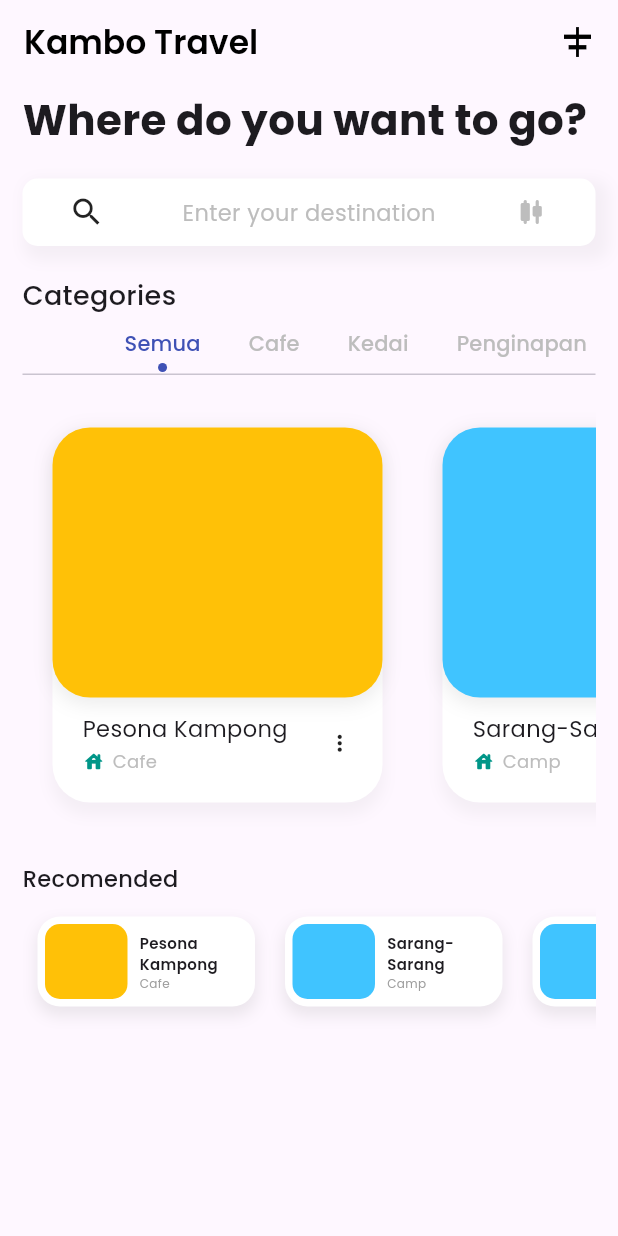
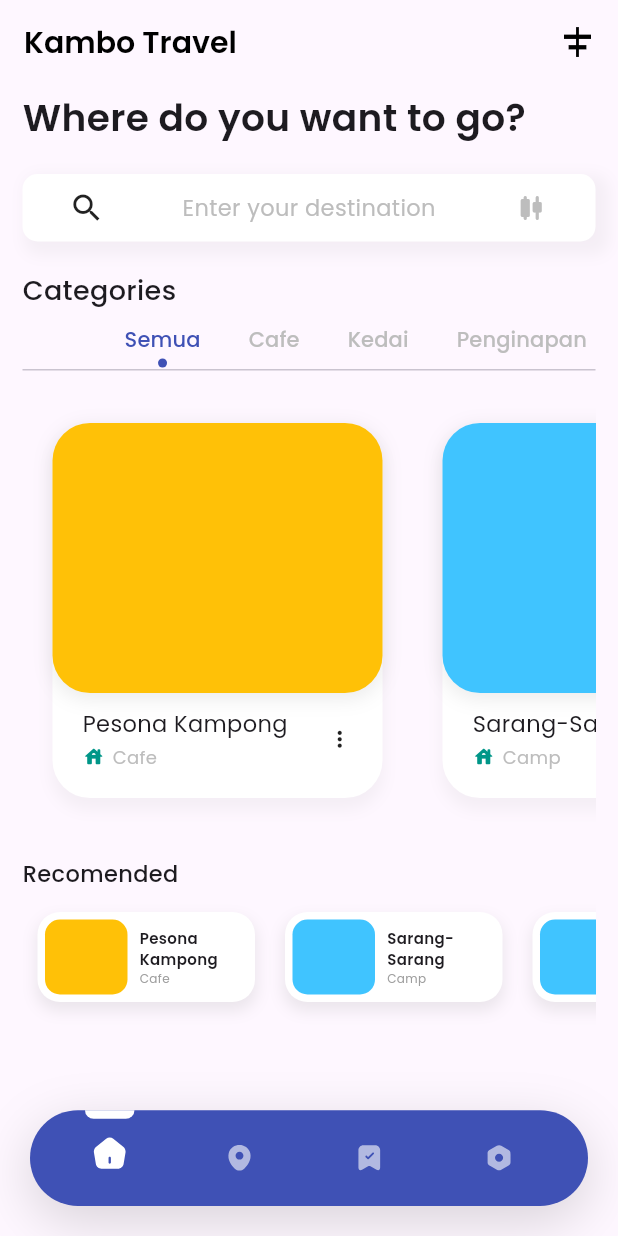
Before and after one commit to 4amshin/kambo_travel, a Flutter app: the screen it shows after launch, on a phone screen of 412 x 824 dp. Run offline on Flutter 3.47's test engine with Material 2 defaults, Android fonts, the phone set to English and light mode, and no system bars; our stand-ins replace flutter_svg, tab_indicator_styler.

Commit message:
bottom-navBar-Ui

```diff
--- a/config.json
+++ b/config.json
@@ -1,5 +1,6 @@
 {
+    "openai_key": "",
     "modules": [
-        "home"
+        "detail"
     ]
 }
--- a/lib/main.dart
+++ b/lib/main.dart
@@ -1,3 +1,4 @@
+import 'package:kambo_travel/state_util.dart';
 import 'package:flutter/material.dart';
 import 'package:kambo_travel/module/home/view/home_view.dart';
 import 'package:kambo_travel/test_site.dart';
@@ -14,6 +15,7 @@ class MyApp extends StatelessWidget {
     return MaterialApp(
       debugShowCheckedModeBanner: false,
       title: 'Kambo Travel',
+navigatorKey: Get.navigatorKey,
       theme: ThemeData(
         fontFamily: 'Poppins',
         useMaterial3: true,
--- /dev/null
+++ b/lib/model/bottom_nav_bar_model.dart
@@ -0,0 +1,22 @@
+class KaBottomNavBar {
+  final String? svgAssest;
+
+  KaBottomNavBar({
+    required this.svgAssest,
+  });
+}
+
+List<KaBottomNavBar> navBarItem = [
+  KaBottomNavBar(
+    svgAssest: 'assets/icon/home-1.svg',
+  ),
+  KaBottomNavBar(
+    svgAssest: 'assets/icon/location.svg',
+  ),
+  KaBottomNavBar(
+    svgAssest: 'assets/icon/archive-tick.svg',
+  ),
+  KaBottomNavBar(
+    svgAssest: 'assets/icon/setting.svg',
+  ),
+];
--- a/lib/module/home/view/home_view.dart
+++ b/lib/module/home/view/home_view.dart
@@ -2,6 +2,7 @@ import 'dart:math';
 
 import 'package:flutter/material.dart';
 import 'package:kambo_travel/model/place_model.dart';
+import 'package:kambo_travel/module/home/widget/home_bottom_navbar.dart';
 import 'package:kambo_travel/module/home/widget/home_category_item.dart';
 import 'package:kambo_travel/module/home/widget/home_tab_bar.dart';
 import 'package:kambo_travel/module/home/widget/home_tab_bar_view.dart';
@@ -32,6 +33,7 @@ class _HomeViewState extends State<HomeView> with TickerProviderStateMixin {
         title: const Text(
           'Kambo Travel',
           style: TextStyle(
+            fontSize: 20,
             color: Colors.black,
             fontWeight: FontWeight.w600,
           ),
@@ -59,8 +61,8 @@ class _HomeViewState extends State<HomeView> with TickerProviderStateMixin {
               "Where do you want to go?",
               style: TextStyle(
                 height: 1,
-                fontSize: 28.0,
-                fontWeight: FontWeight.w700,
+                fontSize: 25,
+                fontWeight: FontWeight.w600,
               ),
             ),
             const SizedBox(height: 25),
@@ -122,6 +124,7 @@ class _HomeViewState extends State<HomeView> with TickerProviderStateMixin {
           ],
         ),
       ),
+      bottomNavigationBar: const HomeBottomNavbar(),
     );
   }
 }
--- /dev/null
+++ b/lib/module/home/widget/home_bottom_navbar.dart
@@ -0,0 +1,83 @@
+import 'package:flutter/material.dart';
+import 'package:flutter_svg/flutter_svg.dart';
+import 'package:kambo_travel/model/bottom_nav_bar_model.dart';
+
+class HomeBottomNavbar extends StatefulWidget {
+  const HomeBottomNavbar({Key? key}) : super(key: key);
+
+  @override
+  _HomeBottomNavbarState createState() => _HomeBottomNavbarState();
+}
+
+class _HomeBottomNavbarState extends State<HomeBottomNavbar> {
+  int _selectedIndex = 0;
+  @override
+  Widget build(BuildContext context) {
+    Size size = MediaQuery.of(context).size;
+    return Container(
+      margin: const EdgeInsets.only(
+        left: 20,
+        right: 20,
+        bottom: 20,
+      ),
+      height: size.width * .155,
+      decoration: BoxDecoration(
+        color: Colors.indigo,
+        boxShadow: [
+          BoxShadow(
+            color: Colors.black.withOpacity(.15),
+            blurRadius: 30,
+            offset: const Offset(0, 10),
+          ),
+        ],
+        borderRadius: BorderRadius.circular(50),
+      ),
+      child: ListView.builder(
+        itemCount: navBarItem.length,
+        scrollDirection: Axis.horizontal,
+        padding: EdgeInsets.symmetric(horizontal: size.width * .024),
+        itemBuilder: (context, index) {
+          KaBottomNavBar item = navBarItem[index];
+          return InkWell(
+            onTap: () {
+              setState(() {
+                _selectedIndex = index;
+              });
+            },
+            splashColor: Colors.transparent,
+            highlightColor: Colors.transparent,
+            child: Column(
+              mainAxisAlignment: MainAxisAlignment.spaceBetween,
+              children: [
+                AnimatedContainer(
+                  duration: const Duration(milliseconds: 1500),
+                  curve: Curves.fastLinearToSlowEaseIn,
+                  margin: EdgeInsets.only(
+                    bottom: index == _selectedIndex ? 0 : size.width * .029,
+                    right: size.width * .0650,
+                    left: size.width * .0650,
+                  ),
+                  width: size.width * .080,
+                  height: index == _selectedIndex ? size.width * .014 : 0,
+                  decoration: const BoxDecoration(
+                    color: Colors.white,
+                    borderRadius: BorderRadius.vertical(
+                      bottom: Radius.circular(10),
+                    ),
+                  ),
+                ),
+                SvgPicture.asset(
+                  item.svgAssest!,
+                  height: _selectedIndex == index ? 25 : 20,
+                  color:
+                      _selectedIndex == index ? Colors.white : Colors.white60,
+                ),
+                SizedBox(height: size.width * .03),
+              ],
+            ),
+          );
+        },
+      ),
+    );
+  }
+}
--- a/lib/test_site.dart
+++ b/lib/test_site.dart
@@ -1,4 +1,8 @@
 import 'package:flutter/material.dart';
+import 'package:flutter_svg/flutter_svg.dart';
+import 'package:kambo_travel/model/bottom_nav_bar_model.dart';
+import 'package:kambo_travel/module/home/view/home_view.dart';
+import 'package:kambo_travel/module/home/widget/home_bottom_navbar.dart';
 
 class TestSite extends StatefulWidget {
   const TestSite({Key? key}) : super(key: key);
@@ -61,6 +65,7 @@ class _TestSiteState extends State<TestSite> {
           ],
         ),
       ),
+      bottomNavigationBar: const HomeBottomNavbar(),
     );
   }
 }
```
Also changed, not shown: lib/core.dart (added, +16 -0 lines), lib/module/detail/controller/detail_controller.dart (added, +20 -0 lines), lib/module/detail/view/detail_view.dart (added, +29 -0 lines), lib/state_util.dart (added, +43 -0 lines), pubspec.yaml (+8 -17 lines), assets/icon/archive-tick.svg (added), assets/icon/home-1.svg (added), assets/icon/location.svg (added), assets/icon/setting.svg (added), pubspec.lock, 1 other file.
